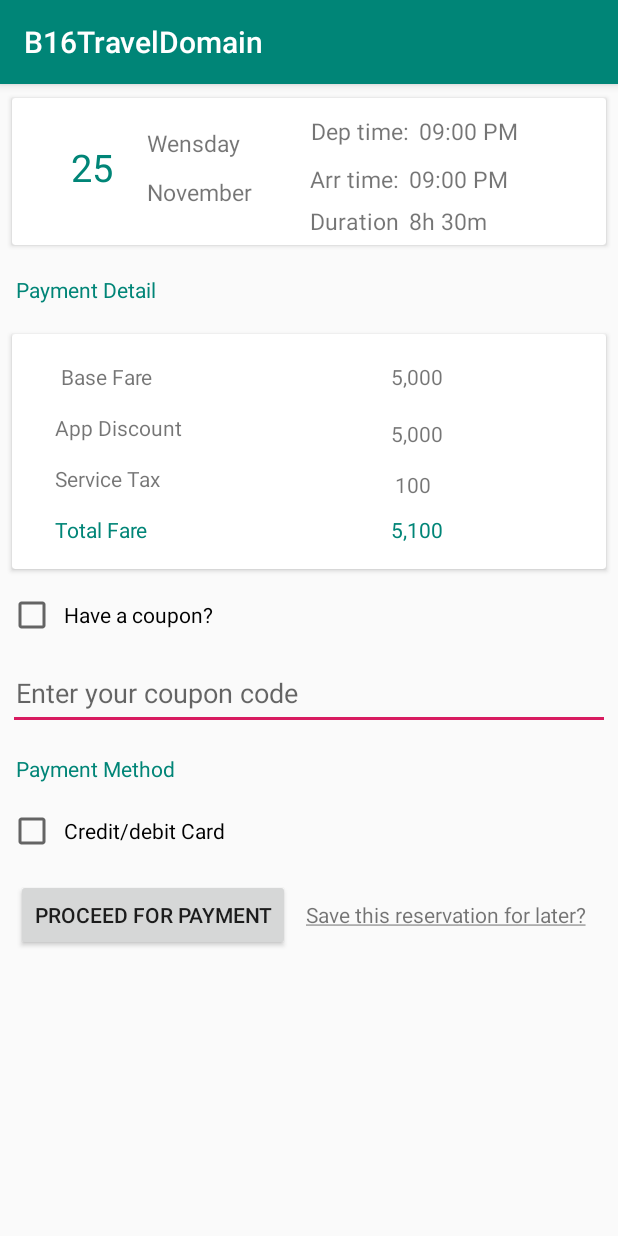
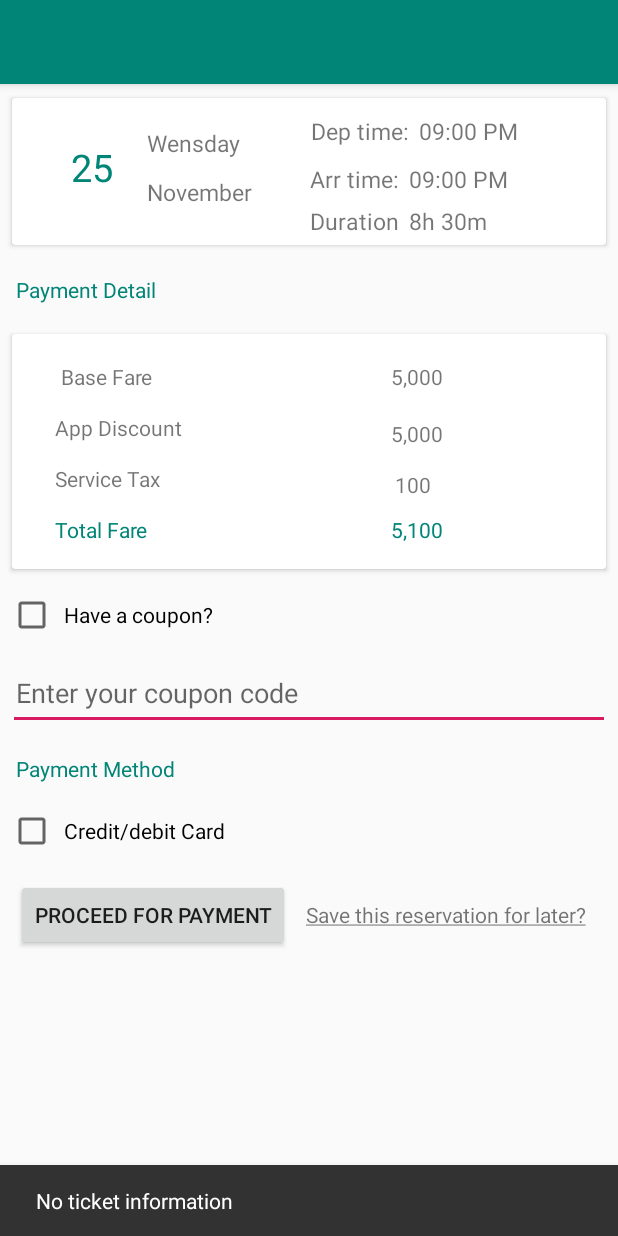
Before and after one commit to c2pycf/B16TravelDomain, an Android app: the first screen one second after launch (TicketDetailActivity), on a phone screen of 412 x 824 dp. Run offline under Robolectric (Android 15) with nearby library versions, the phone set to English and light mode, and no system bars; our stand-ins replace ButterKnife.

Commit message:
Finishing the TicketDetail MVP without saving function -- Fang

```diff
--- a/app/build.gradle
+++ b/app/build.gradle
@@ -32,4 +32,8 @@
     implementation 'com.android.support:design:28.0.0'
     implementation 'com.android.support:cardview-v7:28.0.0'
     implementation 'com.android.support:recyclerview-v7:28.0.0'
+
+    //ButterKnife
+    implementation 'com.jakewharton:butterknife:10.0.0'
+    annotationProcessor 'com.jakewharton:butterknife-compiler:10.0.0'
 }
--- a/app/src/main/AndroidManifest.xml
+++ b/app/src/main/AndroidManifest.xml
@@ -1,5 +1,6 @@
 <?xml version="1.0" encoding="utf-8"?>
 <manifest xmlns:android="http://schemas.android.com/apk/res/android"
+    xmlns:tools="http://schemas.android.com/tools"
     package="com.example.fang.b16traveldomain">
 
     <uses-permission android:name="android.permission.INTERNET"/>
@@ -10,7 +11,9 @@
         android:label="@string/app_name"
         android:roundIcon="@mipmap/ic_launcher_round"
         android:supportsRtl="true"
-        android:theme="@style/AppTheme">
+        android:theme="@style/AppTheme"
+        tools:replace="android:appComponentFactory"
+        android:appComponentFactory="">
         <activity android:name=".MainActivity">
         </activity>
         <activity android:name=".ticketConfirmation.TicketDetailActivity">
--- a/app/src/main/java/com/example/fang/b16traveldomain/ticketConfirmation/TicketDetailActivity.java
+++ b/app/src/main/java/com/example/fang/b16traveldomain/ticketConfirmation/TicketDetailActivity.java
@@ -1,19 +1,136 @@
 package com.example.fang.b16traveldomain.ticketConfirmation;
 
+import android.content.Intent;
+import android.os.Bundle;
+import android.support.design.widget.Snackbar;
 import android.support.v7.app.AppCompatActivity;
-import android.os.Bundle;
+import android.support.v7.widget.Toolbar;
+import android.view.View;
+import android.widget.Button;
+import android.widget.CheckBox;
+import android.widget.EditText;
+import android.widget.TextView;
+import android.widget.Toast;
 
 import com.example.fang.b16traveldomain.R;
+import com.example.fang.b16traveldomain.model.TicketInformation;
 
-public class TicketDetailActivity extends AppCompatActivity {
+import butterknife.BindView;
+import butterknife.ButterKnife;
+import butterknife.OnClick;
+
+public class TicketDetailActivity extends AppCompatActivity implements TicketDetailContract.TicketDetailView{
     static private String TAG = TicketDetailActivity.class.getSimpleName();
+    static private String TICKET_INFORMATION_TAG = "ticket_information";
+    @BindView(R.id.ticket_detail_toolbar)
+    Toolbar ticketDetailToolbar;
+    @BindView(R.id.tv_date_date_card)
+    TextView tvDateDateCard;
+    @BindView(R.id.tv_week_date_card)
+    TextView tvWeekDateCard;
+    @BindView(R.id.tv_month_date_card)
+    TextView tvMonthDateCard;
+    @BindView(R.id.textView)
+    TextView textView;
+    @BindView(R.id.tv_dep_date_card)
+    TextView tvDepDateCard;
+    @BindView(R.id.textView2)
+    TextView textView2;
+    @BindView(R.id.tv_arr_date_card)
+    TextView tvArrDateCard;
+    @BindView(R.id.textView3)
+    TextView textView3;
+    @BindView(R.id.tv_duration_date_card)
+    TextView tvDurationDateCard;
+    @BindView(R.id.tx_base_fare)
+    TextView txBaseFare;
+    @BindView(R.id.tx_app_discount)
+    TextView txAppDiscount;
+    @BindView(R.id.tx_service_tax)
+    TextView txServiceTax;
+    @BindView(R.id.tx_total)
+    TextView txTotal;
+    @BindView(R.id.tv_base_fare)
+    TextView tvBaseFare;
+    @BindView(R.id.tv_app_discount)
+    TextView tvAppDiscount;
+    @BindView(R.id.tv_service_tax)
+    TextView tvServiceTax;
+    @BindView(R.id.tv_total)
+    TextView tvTotal;
+    @BindView(R.id.cb_coupon)
+    CheckBox cbCoupon;
+    @BindView(R.id.et_coupon)
+    EditText etCoupon;
+    @BindView(R.id.cb_credit)
+    CheckBox cbCredit;
+    @BindView(R.id.bt_proceed_for_payment)
+    Button btProceedForPayment;
+    @BindView(R.id.tv_save_reservation)
+    TextView tvSaveReservation;
+
+    private TicketInformation ticketInformation;
+
+    private TicketDetailPresenter mPresenter;
+
     @Override
     protected void onCreate(Bundle savedInstanceState) {
         super.onCreate(savedInstanceState);
         setContentView(R.layout.activity_ticket_detail);
+        ButterKnife.bind(this);
+
+        //get ticket information from previous activity
+        if(getTicketInformation()!=null) {
+            ticketInformation = getTicketInformation();
+        }
+        else{
+            showToast("No ticket information");
+        }
 
 
 
 
     }
+
+    private TicketInformation getTicketInformation() {
+        if(getIntent()!=null) {
+            return (TicketInformation) getIntent().getSerializableExtra(TICKET_INFORMATION_TAG);
+        }
+        else{
+            return null;
+        }
+    }
+
+    @OnClick({R.id.bt_proceed_for_payment, R.id.tv_save_reservation})
+    public void onViewClicked(View view) {
+        if(getTicketInformation()!=null) {
+            switch (view.getId()) {
+                case R.id.bt_proceed_for_payment:
+                    if (cbCoupon.isChecked()) {
+                        if (!etCoupon.getText().toString().isEmpty()) {
+                            String coupon = etCoupon.getText().toString();
+                            mPresenter.checkCoupon(coupon, ticketInformation);
+                        } else {
+                            this.showToast("Empty coupon!");
+                        }
+                    }
+                    break;
+                case R.id.tv_save_reservation:
+                    break;
+            }
+        }
+    }
+
+    @Override
+    public void showToast(String msg) {
+        Snackbar.make(btProceedForPayment,""+msg,Snackbar.LENGTH_LONG).show();
+    }
+
+    @Override
+    public void showPaymentActivity(TicketInformation ticketInformation) {
+        //Start payment activity
+        Intent intent = new Intent();
+        intent.putExtra(TICKET_INFORMATION_TAG,ticketInformation);
+        startActivity(intent);
+    }
 }
--- a/app/src/main/java/com/example/fang/b16traveldomain/ticketConfirmation/TicketDetailContract.java
+++ b/app/src/main/java/com/example/fang/b16traveldomain/ticketConfirmation/TicketDetailContract.java
@@ -1,4 +1,20 @@
 package com.example.fang.b16traveldomain.ticketConfirmation;
 
+import com.example.fang.b16traveldomain.model.TicketInformation;
+
 public interface TicketDetailContract {
+    interface TicketDetailView{
+        void showToast(String msg);
+
+        void showPaymentActivity(TicketInformation ticketInformation);
+
+    }
+
+    interface TicketDetialPresenter{
+        void checkCoupon(String coupon, TicketInformation ticketInformation);
+
+        void proceedToPayment(String couponRate);
+
+        void saveReservation();
+    }
 }
--- a/app/src/main/res/layout/activity_ticket_detail.xml
+++ b/app/src/main/res/layout/activity_ticket_detail.xml
@@ -6,6 +6,21 @@
     android:layout_height="wrap_content"
     tools:context=".ticketConfirmation.TicketDetailActivity"
     android:orientation="vertical">
+
+    <android.support.design.widget.AppBarLayout
+        android:layout_width="match_parent"
+        android:layout_height="wrap_content"
+        android:theme="@style/AppTheme.AppBarOverlay">
+
+        <android.support.v7.widget.Toolbar
+            android:layout_width="match_parent"
+            android:layout_height="wrap_content"
+            android:id="@+id/ticket_detail_toolbar">
+
+        </android.support.v7.widget.Toolbar>
+    </android.support.design.widget.AppBarLayout>
+
+
 
     <include layout="@layout/item_date_card" />
 
@@ -24,13 +39,15 @@
         android:layout_height="wrap_content"
         android:text="@string/coupon_checkbox"
         android:layout_margin="5dp"
-        android:padding="5dp"/>
+        android:padding="5dp"
+        android:id="@+id/cb_coupon"/>
     <EditText
         android:layout_width="match_parent"
         android:layout_height="50dp"
         android:layout_margin="5dp"
         android:padding="5dp"
-        android:hint="@string/coupon_hint"/>
+        android:hint="@string/coupon_hint"
+        android:id="@+id/et_coupon"/>
     <TextView
         android:layout_width="wrap_content"
         android:layout_height="wrap_content"
@@ -44,7 +61,8 @@
         android:layout_height="wrap_content"
         android:text="@string/payment_method_credit"
         android:layout_margin="5dp"
-        android:padding="5dp"/>
+        android:padding="5dp"
+        android:id="@+id/cb_credit"/>
 
     <LinearLayout
         android:layout_width="match_parent"
@@ -63,7 +81,8 @@
             android:layout_width="wrap_content"
             android:layout_height="wrap_content"
             android:text="@string/save_reservation_infor"
-            android:layout_margin="5dp"/>
+            android:layout_margin="5dp"
+            android:id="@+id/tv_save_reservation"/>
 
     </LinearLayout>
 
@@ -77,4 +96,6 @@
 
 
 
+
+
 </LinearLayout>
--- a/app/src/main/res/values/styles.xml
+++ b/app/src/main/res/values/styles.xml
@@ -1,11 +1,21 @@
 <resources>
 
     <!-- Base application theme. -->
-    <style name="AppTheme" parent="Theme.AppCompat.Light.DarkActionBar">
+    <style name="AppTheme" parent="Theme.AppCompat.Light.NoActionBar">
         <!-- Customize your theme here. -->
         <item name="colorPrimary">@color/colorPrimary</item>
         <item name="colorPrimaryDark">@color/colorPrimaryDark</item>
         <item name="colorAccent">@color/colorAccent</item>
     </style>
 
+    <style name="AppTheme.NoActionBar">
+        <item name="windowActionBar">false</item>
+        <item name="windowNoTitle">true</item>
+    </style>
+
+    <style name="AppTheme.AppBarOverlay" parent="ThemeOverlay.AppCompat.Dark.ActionBar" >
+        <item name="colorPrimary">@color/colorPrimary</item>
+        <item name="colorPrimaryDark">@color/colorPrimaryDark</item>
+        <item name="colorAccent">@color/colorAccent</item>
+    </style>
 </resources>
```
Also changed, not shown: app/src/main/java/com/example/fang/b16traveldomain/model/Coupon.java (added, +31 -0 lines), app/src/main/java/com/example/fang/b16traveldomain/network/GetDataService.java (+11 -0 lines), app/src/main/java/com/example/fang/b16traveldomain/ticketConfirmation/TicketDetailPresenter.java (+67 -1 lines).
